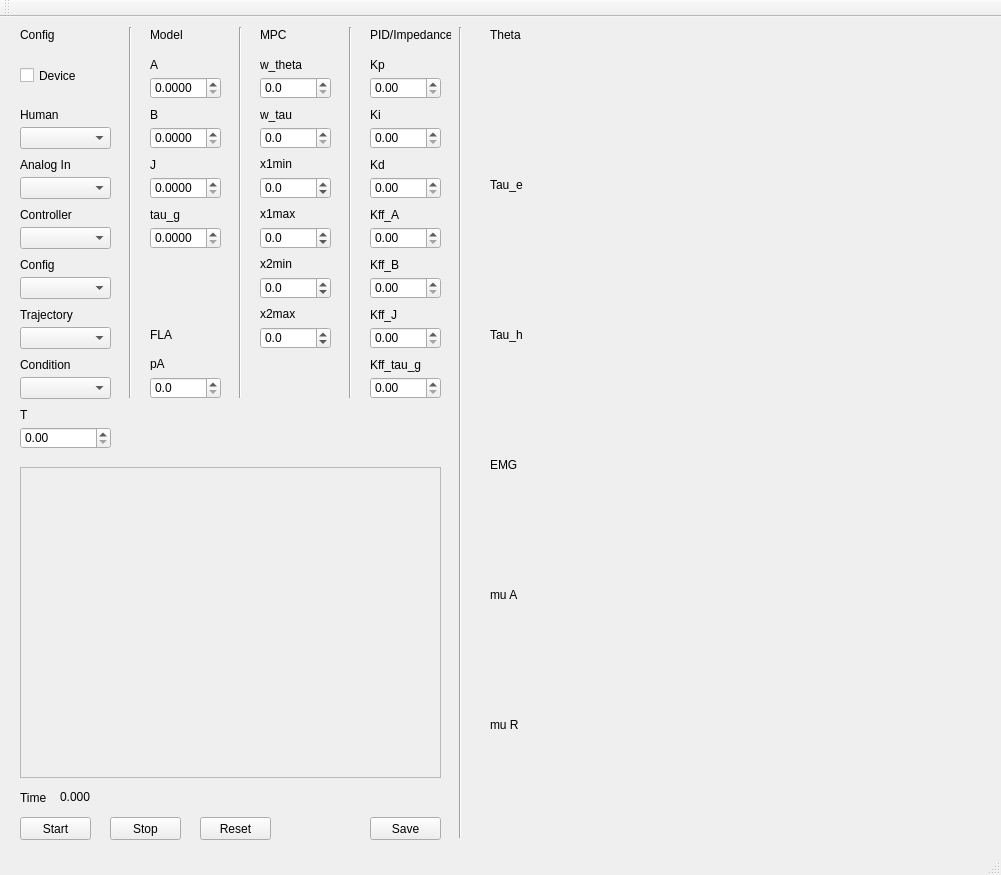
First picture: the form in GUI/GUI.ui, repository cic12/exo_control, before the edit.
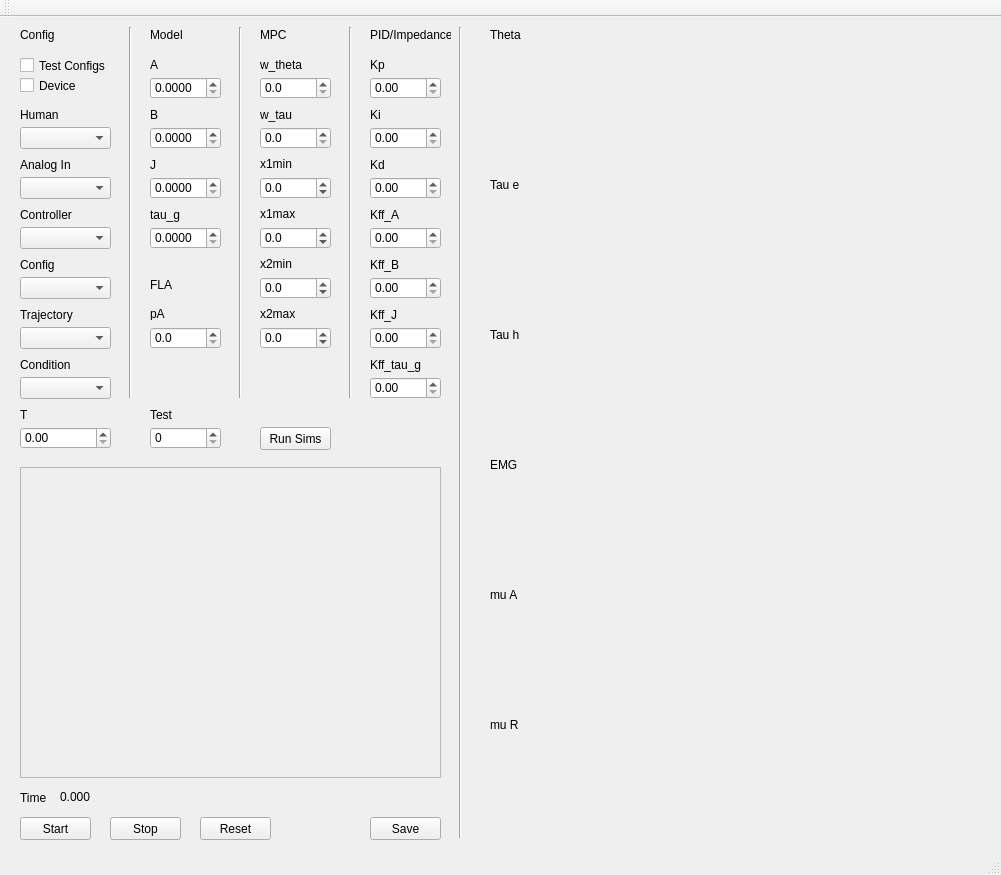
Second picture: the form after the edit. Custom widgets are drawn as their Qt base class.

Patch:
```diff
--- a/GUI/GUI.ui
+++ b/GUI/GUI.ui
@@ -362,7 +362,7 @@
      </rect>
     </property>
     <property name="text">
-     <string>Tau_e</string>
+     <string>Tau e</string>
     </property>
    </widget>
    <widget class="QLabel" name="label_23">
@@ -375,7 +375,7 @@
      </rect>
     </property>
     <property name="text">
-     <string>Tau_h</string>
+     <string>Tau h</string>
     </property>
    </widget>
    <widget class="QLabel" name="label_24">
@@ -720,8 +720,8 @@
     <property name="geometry">
      <rect>
       <x>20</x>
-      <y>50</y>
-      <width>70</width>
+      <y>60</y>
+      <width>91</width>
       <height>17</height>
      </rect>
     </property>
@@ -1045,7 +1045,7 @@
     <property name="geometry">
      <rect>
       <x>150</x>
-      <y>360</y>
+      <y>310</y>
       <width>71</width>
       <height>22</height>
      </rect>
@@ -1067,7 +1067,7 @@
     <property name="geometry">
      <rect>
       <x>150</x>
-      <y>340</y>
+      <y>290</y>
       <width>47</width>
       <height>13</height>
      </rect>
@@ -1080,7 +1080,7 @@
     <property name="geometry">
      <rect>
       <x>150</x>
-      <y>310</y>
+      <y>260</y>
       <width>71</width>
       <height>16</height>
      </rect>
@@ -1227,6 +1227,58 @@
      <string>Condition</string>
     </property>
    </widget>
+   <widget class="QSpinBox" name="testBox">
+    <property name="geometry">
+     <rect>
+      <x>150</x>
+      <y>410</y>
+      <width>71</width>
+      <height>22</height>
+     </rect>
+    </property>
+   </widget>
+   <widget class="QLabel" name="label_42">
+    <property name="geometry">
+     <rect>
+      <x>150</x>
+      <y>390</y>
+      <width>71</width>
+      <height>16</height>
+     </rect>
+    </property>
+    <property name="text">
+     <string>Test</string>
+    </property>
+   </widget>
+   <widget class="QPushButton" name="btn_run_sims">
+    <property name="geometry">
+     <rect>
+      <x>260</x>
+      <y>410</y>
+      <width>71</width>
+      <height>23</height>
+     </rect>
+    </property>
+    <property name="text">
+     <string>Run Sims</string>
+    </property>
+   </widget>
+   <widget class="QCheckBox" name="testConfigsBox">
+    <property name="geometry">
+     <rect>
+      <x>20</x>
+      <y>40</y>
+      <width>91</width>
+      <height>17</height>
+     </rect>
+    </property>
+    <property name="text">
+     <string>Test Configs</string>
+    </property>
+    <property name="checked">
+     <bool>false</bool>
+    </property>
+   </widget>
   </widget>
   <widget class="QMenuBar" name="menuBar">
    <property name="geometry">
```
Left out of the diff: 38 changed lines with no effect on the pictures.
